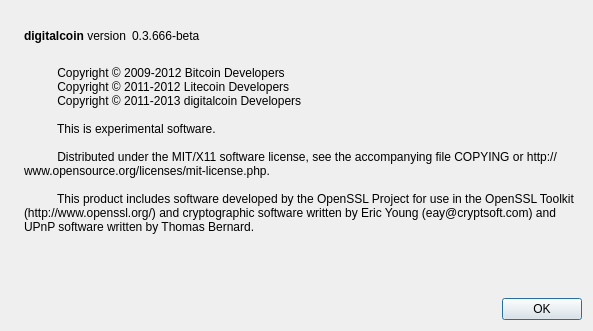
Qt form src/qt/forms/aboutdialog.ui (realcoin/realcoin) before a commit.
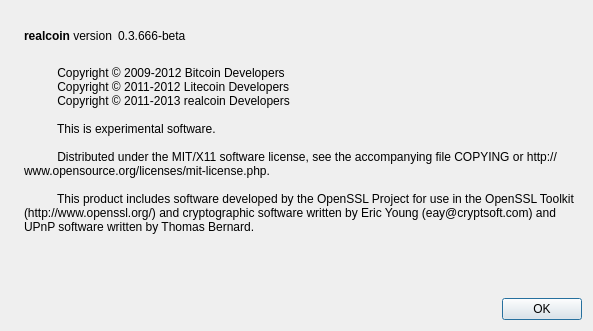
The same form after that commit. Icons and pictures are not drawn.

```diff
--- a/src/qt/forms/aboutdialog.ui
+++ b/src/qt/forms/aboutdialog.ui
@@ -50,7 +50,7 @@
           <cursorShape>IBeamCursor</cursorShape>
          </property>
          <property name="text">
-          <string>&lt;b&gt;digitalcoin&lt;/b&gt; version</string>
+          <string>&lt;b&gt;realcoin&lt;/b&gt; version</string>
          </property>
          <property name="textInteractionFlags">
           <set>Qt::LinksAccessibleByMouse|Qt::TextSelectableByKeyboard|Qt::TextSelectableByMouse</set>
@@ -97,7 +97,7 @@
         <string>
           Copyright © 2009-2012 Bitcoin Developers
           Copyright © 2011-2012 Litecoin Developers
-          Copyright © 2011-2013 digitalcoin Developers
+          Copyright © 2011-2013 realcoin Developers
 
           This is experimental software.
 
```
Left out of the diff: 2 changed lines with no effect on the pictures.
